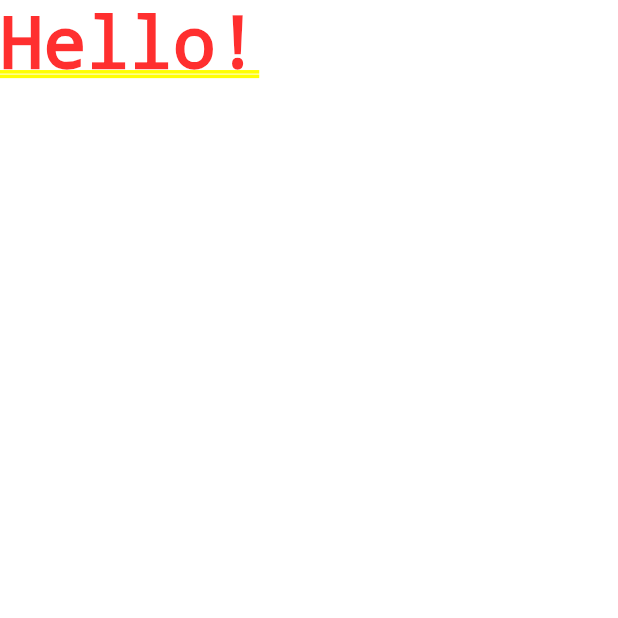
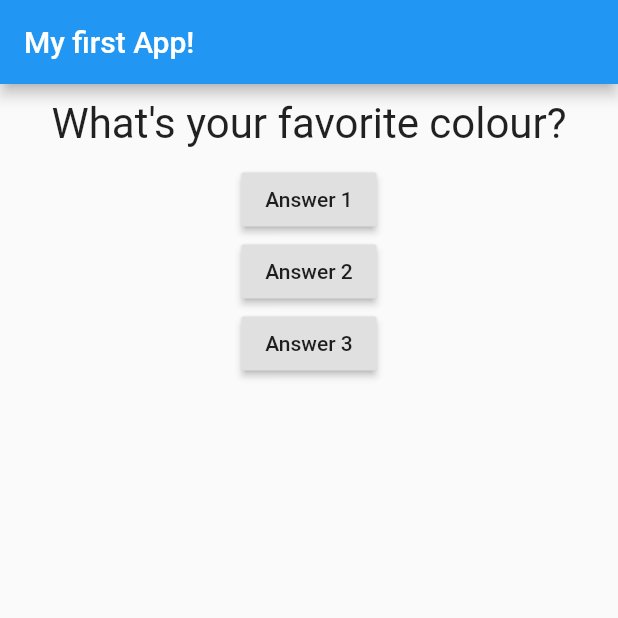
Before and after one commit to CaioRagazzi/firstAppFlutterCourse, a Flutter app: the screen it shows after launch, on a phone screen of 412 x 824 dp, the top half of it. Run offline on Flutter 3.47's test engine with Material 2 defaults, Android fonts, the phone set to English and light mode, and no system bars.

Commit message:
continuação curso

```diff
--- a/lib/main.dart
+++ b/lib/main.dart
@@ -1,13 +1,58 @@
 import 'package:flutter/material.dart';
 
-void main() {
-  runApp(MyApp());
+import './question.dart';
+
+void main() => runApp(MyApp());
+
+class MyApp extends StatefulWidget {
+  @override
+  State<StatefulWidget> createState() {
+    // TODO: implement createState
+    return _MyAppState();
+  }
 }
 
-class MyApp extends StatelessWidget{
+class _MyAppState extends State<MyApp> {
+  var _questionIndex = 0;
+
+  void _answerQuestion() {
+    setState(() {
+      _questionIndex++;
+    });
+    print('Answer chosen!');
+  }
+
   @override
   Widget build(BuildContext context) {
-    return MaterialApp(home: Text('Hello!'),);
+    var questions = [
+      'What\'s your favorite colour?',
+      'What\'s your favorite animal?',
+    ];
+    return MaterialApp(
+      home: Scaffold(
+        appBar: AppBar(
+          title: Text('My first App!'),
+        ),
+        body: Column(
+          children: <Widget>[
+            Question(questions.elementAt(_questionIndex)),
+            RaisedButton(
+              child: Text('Answer 1'),
+              onPressed: _answerQuestion,
+            ),
+            RaisedButton(
+              child: Text('Answer 2'),
+              onPressed: () => print('answer 2 chosen'),
+            ),
+            RaisedButton(
+              child: Text('Answer 3'),
+              onPressed: () {
+                print('answer 3 chosen');
+              },
+            ),
+          ],
+        ),
+      ),
+    );
   }
-
 }
--- /dev/null
+++ b/lib/question.dart
@@ -0,0 +1,20 @@
+import 'package:flutter/material.dart';
+
+class Question extends StatelessWidget {
+  final String questionText;
+
+  Question(this.questionText);
+
+  @override
+  Widget build(BuildContext context) {
+    return Container(
+      width: double.infinity,
+      margin: EdgeInsets.all(10),
+      child: Text(
+        questionText,
+        style: TextStyle(fontSize: 28),
+        textAlign: TextAlign.center,
+      ),
+    );
+  }
+}
```
